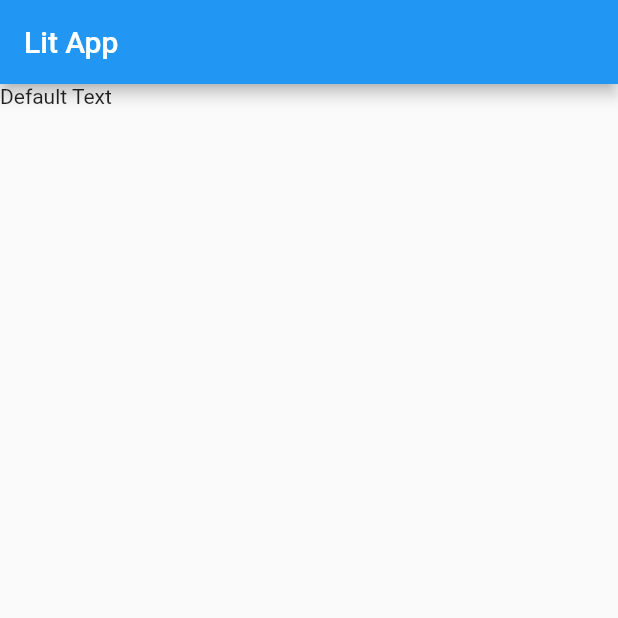
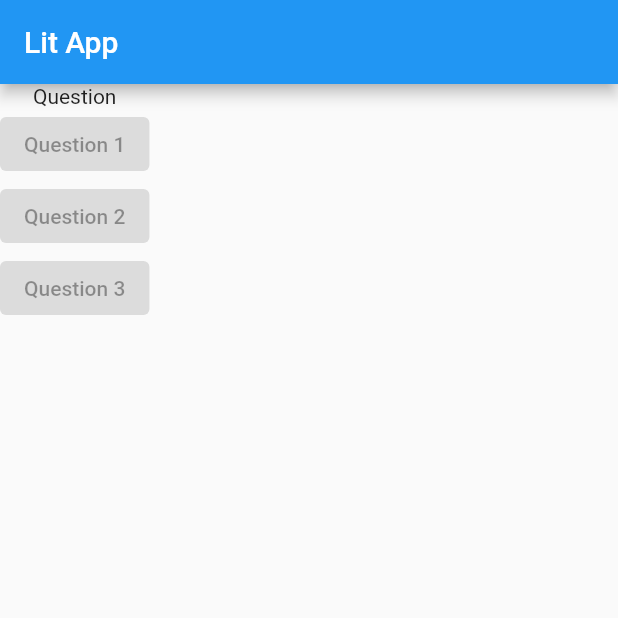
Before and after one commit to asifrahman18/Flutter01, a Flutter app: the screen it shows after launch, on a phone screen of 412 x 824 dp, the top half of it. Run offline on Flutter 3.47's test engine with Material 2 defaults, Android fonts, the phone set to English and light mode, and no system bars.

Commit message:
Update main.dart

```diff
--- a/lib/main.dart
+++ b/lib/main.dart
@@ -20,11 +20,17 @@ class MyApp extends StatelessWidget {
   Widget build(BuildContext context) {
     return MaterialApp(
       home: Scaffold(
-        appBar: AppBar(
-          title: Text('Lit App'),
-        ),
-        body: Text('Default Text'),
-      ),
+          appBar: AppBar(
+            title: Text('Lit App'),
+          ),
+          body: Column(
+            children: [
+              Text('Question'),
+              ElevatedButton(onPressed: null, child: Text('Question 1')),
+              ElevatedButton(onPressed: null, child: Text('Question 2')),
+              ElevatedButton(onPressed: null, child: Text('Question 3')),
+            ],
+          )),
     );
   }
 }
```
